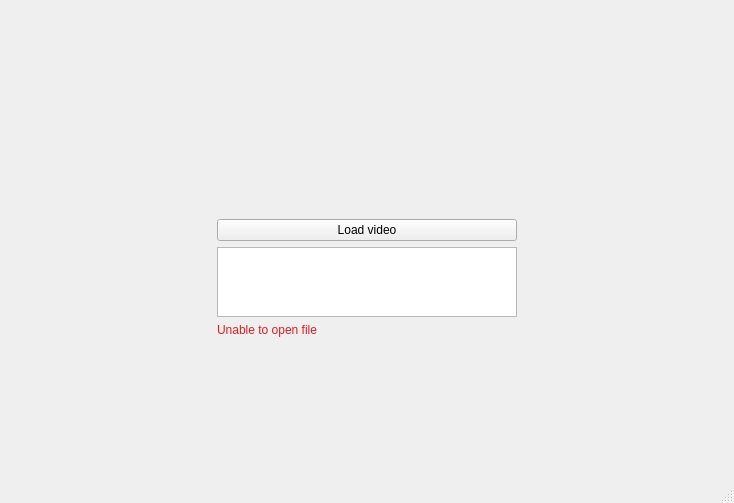
The window that GUI/start_page.ui (LightAboveFighter/Panocam_Recognition_Classification) describes before a commit, drawn with Qt 5.
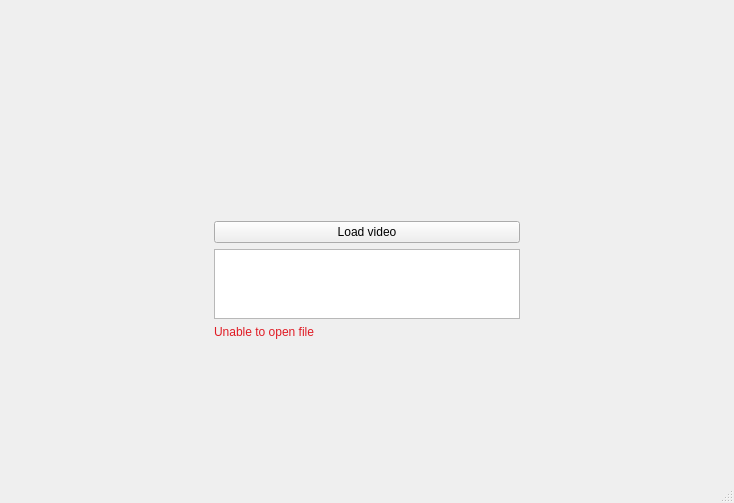
The same window after the commit. Custom widgets are drawn as their Qt base class.

Patch:
```diff
--- a/GUI/start_page.ui
+++ b/GUI/start_page.ui
@@ -34,19 +34,6 @@
    </property>
    <layout class="QVBoxLayout" name="verticalLayout">
     <item>
-     <widget class="QStackedWidget" name="stackedWidget">
-      <property name="sizePolicy">
-       <sizepolicy hsizetype="Minimum" vsizetype="Minimum">
-        <horstretch>0</horstretch>
-        <verstretch>0</verstretch>
-       </sizepolicy>
-      </property>
-      <property name="currentIndex">
-       <number>0</number>
-      </property>
-      <widget class="QWidget" name="page_start">
-       <layout class="QGridLayout" name="gridLayout_2">
-        <item row="0" column="0">
          <layout class="QGridLayout" name="gridLayout" rowstretch="16,1,1,0,10" columnstretch="2,3,2" columnminimumwidth="0,0,0">
           <property name="sizeConstraint">
            <enum>QLayout::SetMaximumSize</enum>
@@ -258,13 +245,6 @@
         </item>
        </layout>
       </widget>
-      <widget class="EditConfigWidget" name="page_edit_config">
-       <layout class="QVBoxLayout" name="verticalLayout_3"/>
-      </widget>
-     </widget>
-    </item>
-   </layout>
-  </widget>
   <widget class="QMenuBar" name="menubar">
    <property name="geometry">
     <rect>
@@ -278,12 +258,6 @@
   <widget class="QStatusBar" name="statusbar"/>
  </widget>
  <customwidgets>
-  <customwidget>
-   <class>EditConfigWidget</class>
-   <extends>QWidget</extends>
-   <header>editconfigwidget.h</header>
-   <container>1</container>
-  </customwidget>
   <customwidget>
    <class>InputTextWidget</class>
    <extends>QTextEdit</extends>
```
Lines whose indentation alone changed are shown as unchanged.
